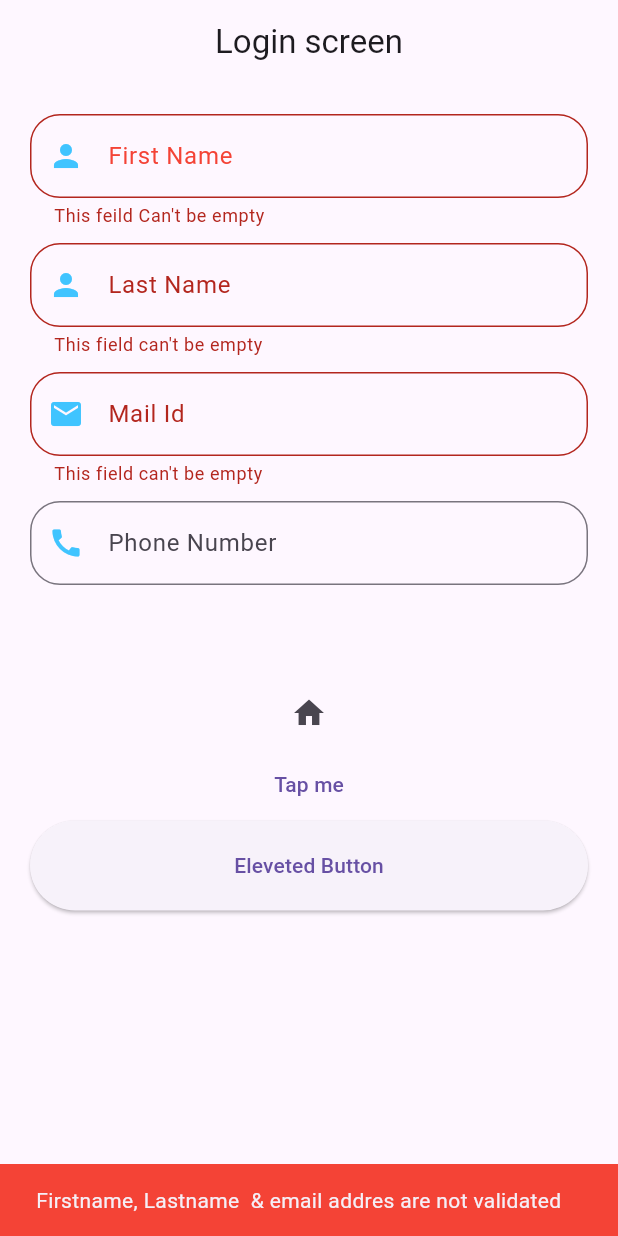
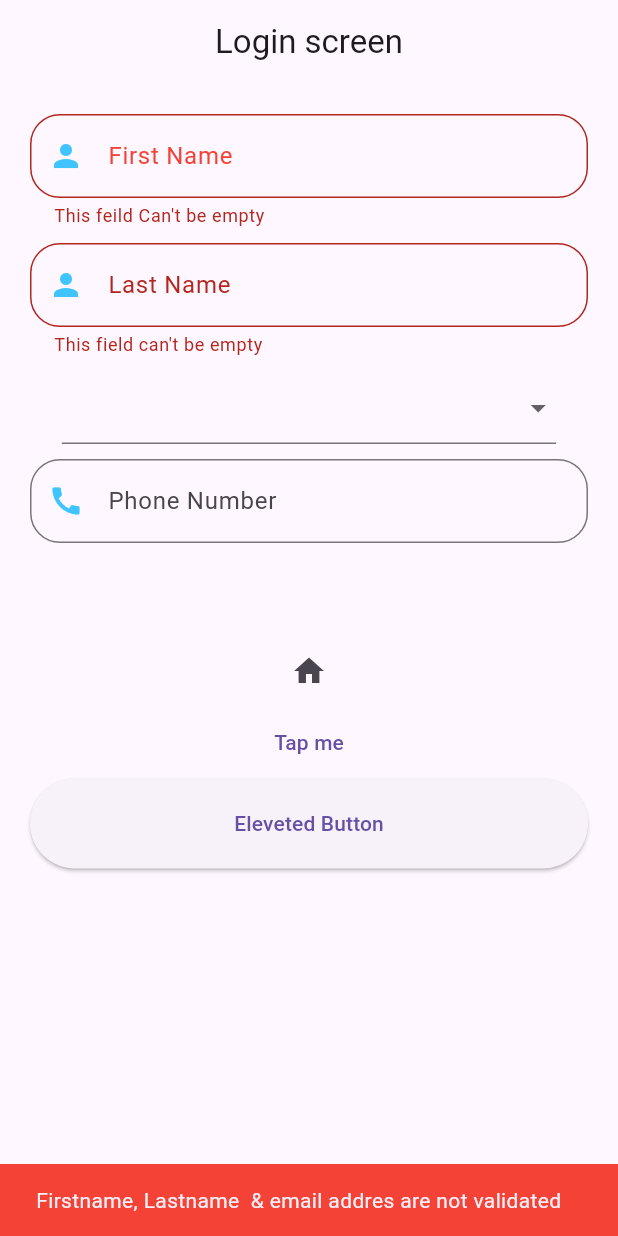
Before and after one commit to Venky2001101/Ride_Koraput, a Flutter app: the screen it shows after launch, after a tap on "Eleveted Button", on a phone screen of 412 x 824 dp. Run offline on Flutter 3.47's test engine with Material 3 defaults, Android fonts, the phone set to English and light mode, and no system bars.

Commit message:
Add gender selection dropdown to FormInputScreen

```diff
--- a/lib/screens/input/form_input_screen.dart
+++ b/lib/screens/input/form_input_screen.dart
@@ -1,5 +1,4 @@
 import 'dart:developer';
-
 import 'package:flutter/material.dart';
 import 'package:flutter/services.dart';
 import 'package:ride_koraput/extension/box_extension.dart';
@@ -22,6 +21,9 @@ class _FormInputScreenState extends State<FormInputScreen> {
     "'" // <-- ' is added to the expression
     ']',
   );
+
+  List<String> genders = ["Male", "Female", "Other"];
+  String? selectedItems;
 
   String input2 = "";
   TextEditingController lastNameTextEditingController = TextEditingController();
@@ -155,29 +157,31 @@ class _FormInputScreenState extends State<FormInputScreen> {
                   ),
                 ),
                 SizedBox(height: 10),
-                TextFormField(
-                  validator: (value) {
-                    // bool isValidEmail(String email) {}
-                    if (value == null || value.isEmpty) {
-                      return "This field can't be empty";
-                    }
-                    if (!value.contains(emailRegex)) {
-                      return "Incorrect email Address";
-                    }
+                DropdownButtonFormField(
+                  value: selectedItems,
+                  decoration: InputDecoration(
+                    constraints: BoxConstraints(maxWidth: context.width * 0.8),
+                  ),
+                  selectedItemBuilder: (context) {
+                    return genders
+                        .map(
+                          (value) => Padding(
+                            padding: const EdgeInsets.all(0),
+                            child: Text(value),
+                          ),
+                        )
+                        .toList();
                   },
-                  controller: mailTextEditingController,
+                  items:
+                      genders.map((value) {
+                        return DropdownMenuItem(
+                          value: value,
+                          child: Text(value),
+                        );
+                      }).toList(),
                   onChanged: (value) {
-                    debugPrint(value);
+                    selectedItems = value;
                   },
-                  keyboardType: TextInputType.emailAddress,
-                  decoration: InputDecoration(
-                    prefixIcon: Icon(Icons.mail),
-                    prefixIconColor: Colors.lightBlueAccent,
-                    label: Text("Mail Id"),
-                    border: OutlineInputBorder(
-                      borderRadius: BorderRadius.circular(20),
-                    ),
-                  ),
                 ),
                 SizedBox(height: 10),
                 TextFormField(
```
